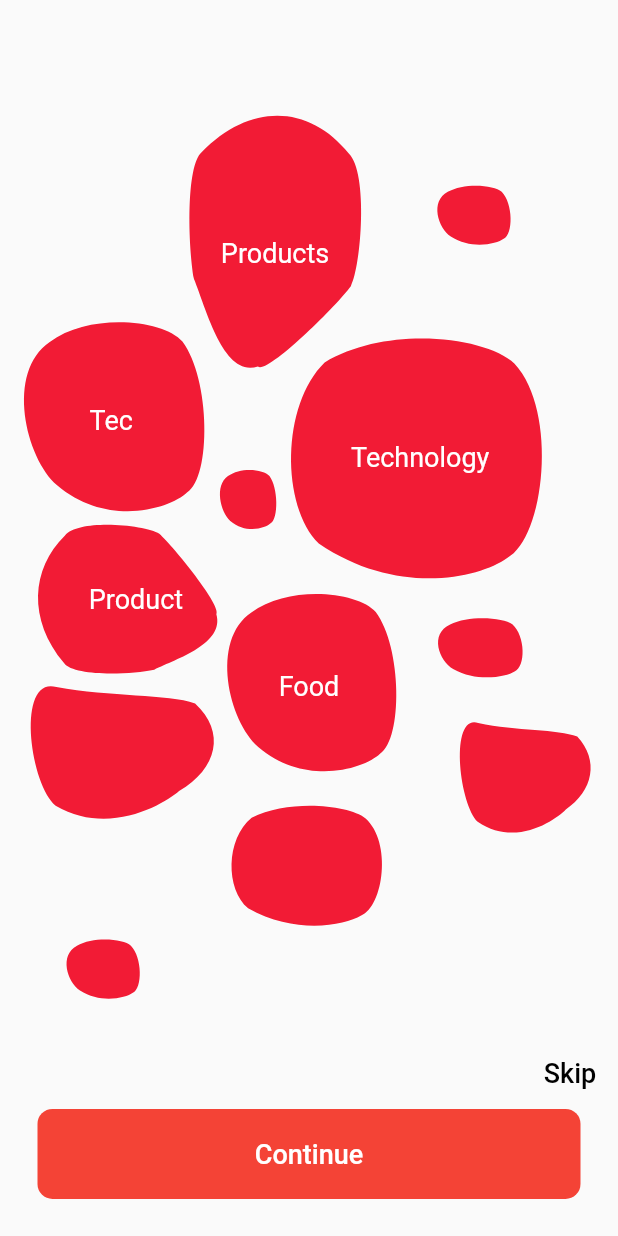
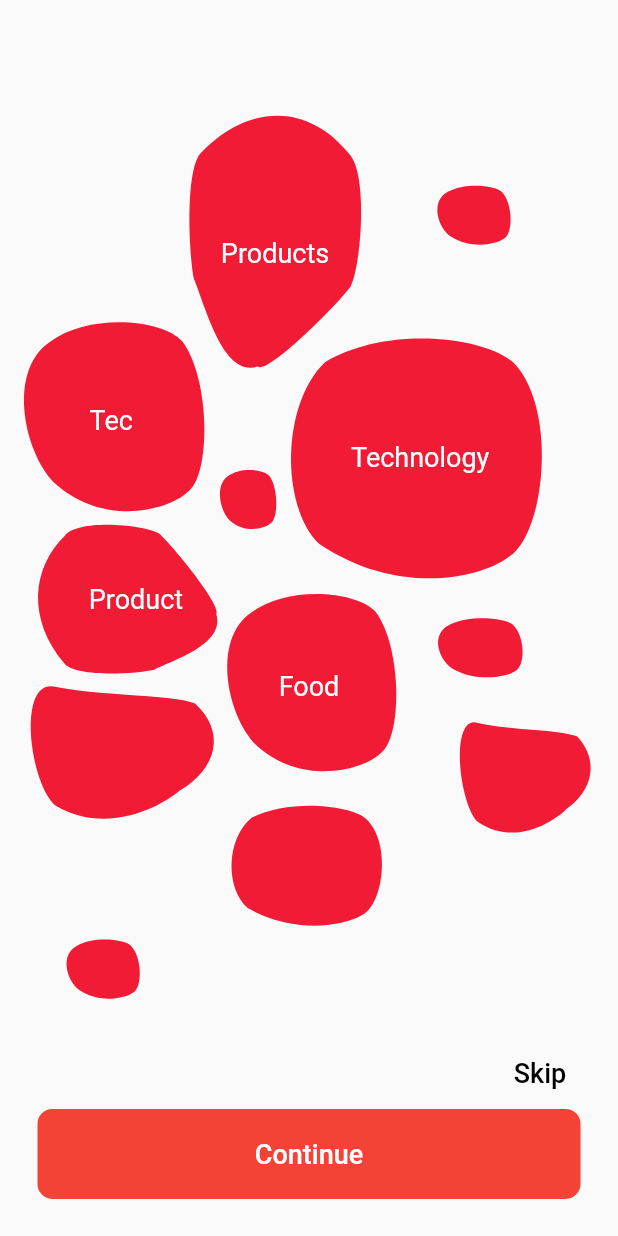
Before and after one commit to rohit5krish/Orazo_UI, a Flutter app: the screen it shows after launch, on a phone screen of 412 x 824 dp. Run offline on Flutter 3.47's test engine with Material 2 defaults, Android fonts, the phone set to English and light mode, and no system bars; our stand-ins replace get.

Commit message:
splash disable

```diff
--- a/lib/screens/home.dart
+++ b/lib/screens/home.dart
@@ -77,7 +77,9 @@ class HomeScreen extends StatelessWidget {
                       ],
                     ),
                   ),
-                  Align(
+                  Padding(
+                    padding: const EdgeInsets.symmetric(horizontal: 20),
+                    child: Align(
                       alignment: Alignment.centerRight,
                       child: TextButton(
                           onPressed: () {},
@@ -85,6 +87,7 @@ class HomeScreen extends StatelessWidget {
                             'Skip',
                             style: blackTxt18,
                           )),
+                    ),
                   ),
                   ContinueButtonWidget(screenSize: screenSize),
                   SizedBox(
--- a/lib/screens/widgets/custom_bubble.dart
+++ b/lib/screens/widgets/custom_bubble.dart
@@ -30,6 +30,8 @@ class CustomBubble extends StatelessWidget {
     return AnimatedContainer(
       duration: animDuration,
       child: InkWell(
+        splashFactory: NoSplash.splashFactory,
+        highlightColor: Colors.transparent,
         onTap: () {
           animateBubbleController.changeAnimatedBubble(bubble: heroTag);
         },
```
Lines whose indentation alone changed are shown as unchanged.
